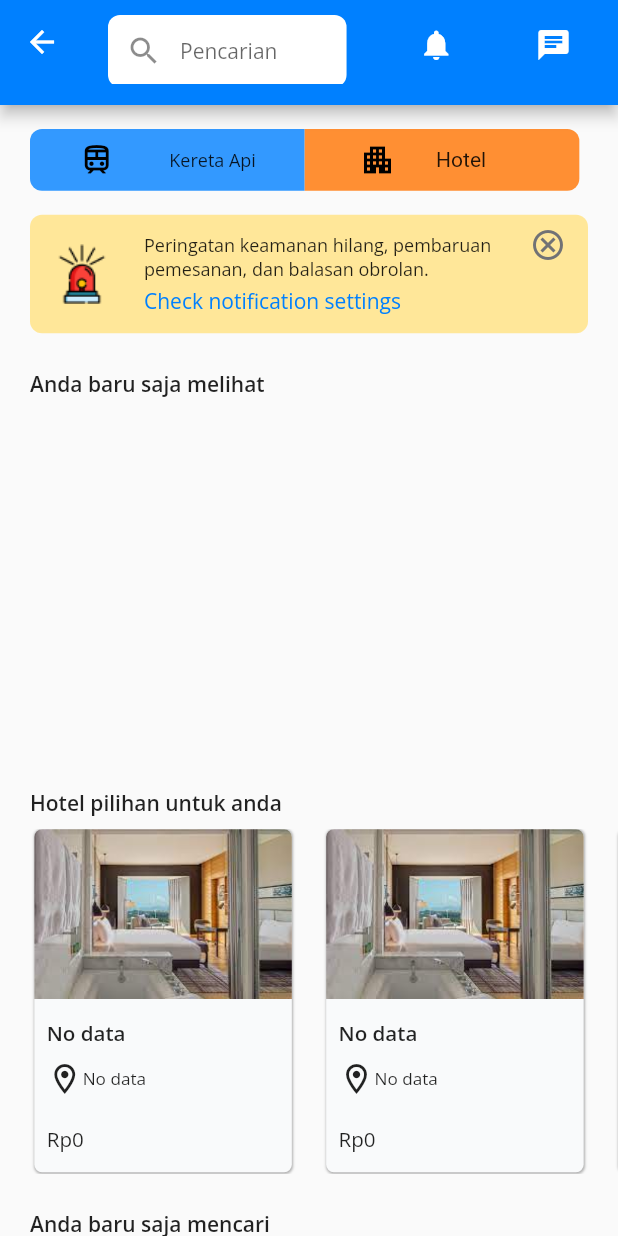
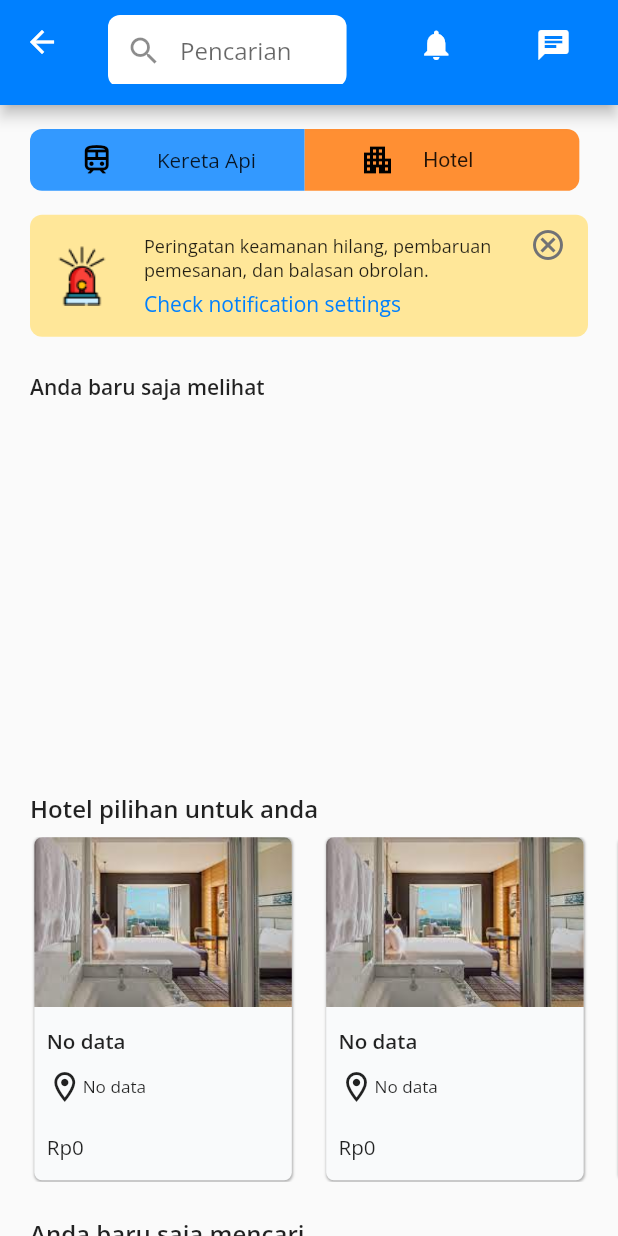
Before and after one commit to kanzulfkr/tripease, a Flutter app: the HomeScreen screen opened directly, on a phone screen of 412 x 824 dp. Run offline on Flutter 3.47's test engine with Material 2 defaults, Android fonts, the phone set to English and light mode, and no system bars; our stand-ins replace buttons_tabbar, carousel_slider, contained_tab_bar_view, dio, dropdown_button2, email_validator and 12 more; accounts and stored records are empty; network calls fail.

Commit message:
fix-screenUtil HomePage

```diff
--- a/lib/features_home/home_page.dart
+++ b/lib/features_home/home_page.dart
@@ -51,14 +51,14 @@ class _HomeScreenState extends State<HomeScreen> {
             ),
           ],
           title: PreferredSize(
-            preferredSize: const Size.fromHeight(48.0),
+            preferredSize: Size.fromHeight(48.0.h),
             child: Padding(
               padding: const EdgeInsets.only(top: 12, right: 19.75),
               child: TextField(
                 decoration: InputDecoration(
                   hintText: 'Pencarian',
                   hintStyle: GoogleFonts.openSans(
-                      fontSize: 14, fontWeight: FontWeight.w400),
+                      fontSize: 14.sp, fontWeight: FontWeight.w400),
                   filled: true,
                   fillColor: Colors.white,
                   border: OutlineInputBorder(
@@ -111,7 +111,7 @@ class _HomeScreenState extends State<HomeScreen> {
                         Text(
                           'Kereta Api',
                           style: GoogleFonts.openSans(
-                              fontSize: 12, fontWeight: FontWeight.w400),
+                              fontSize: 12.sp, fontWeight: FontWeight.w400),
                         )
                       ],
                     ),
@@ -128,20 +128,20 @@ class _HomeScreenState extends State<HomeScreen> {
                     height: 40.h,
                     width: 160.w,
                     padding: const EdgeInsets.symmetric(horizontal: 36.5),
-                    decoration: const BoxDecoration(
-                      color: Color.fromRGBO(255, 143, 51, 1),
+                    decoration: BoxDecoration(
+                      color: const Color.fromRGBO(255, 143, 51, 1),
                       borderRadius: BorderRadius.horizontal(
-                        right: Radius.circular(8),
+                        right: Radius.circular(8.r),
                       ),
                     ),
-                    child: const Row(
+                    child: Row(
                       mainAxisAlignment: MainAxisAlignment.spaceBetween,
                       children: [
-                        Icon(
+                        const Icon(
                           Icons.apartment_outlined,
                           color: Colors.black,
                         ),
-                        SizedBox(width: 59, child: Text('Hotel'))
+                        SizedBox(width: 59.w, child: const Text('Hotel'))
                       ],
                     ),
                   ),
@@ -151,7 +151,7 @@ class _HomeScreenState extends State<HomeScreen> {
           ),
           popUpNotification
               ? Container(
-                  height: 79,
+                  height: 79.h,
                   margin: const EdgeInsets.symmetric(horizontal: 20),
                   padding:
                       const EdgeInsets.symmetric(vertical: 8, horizontal: 4),
@@ -230,7 +230,7 @@ class _HomeScreenState extends State<HomeScreen> {
             child: Text(
               'Hotel pilihan untuk anda',
               style: GoogleFonts.openSans(
-                fontSize: 14,
+                fontSize: 14.sp,
                 fontWeight: FontWeight.w600,
               ),
             ),
@@ -242,7 +242,7 @@ class _HomeScreenState extends State<HomeScreen> {
             child: Text(
               'Anda baru saja mencari',
               style: GoogleFonts.openSans(
-                fontSize: 14,
+                fontSize: 14.sp,
                 fontWeight: FontWeight.w600,
               ),
             ),
```
